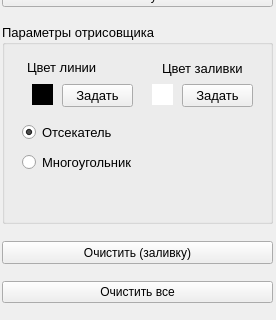
First picture: the form in laba9/mycontroller.ui, repository moskovets/comp_graphic, before the edit; both pictures show x 0 to 276 and y 163 to 483 of the 276 by 483 pixel window.
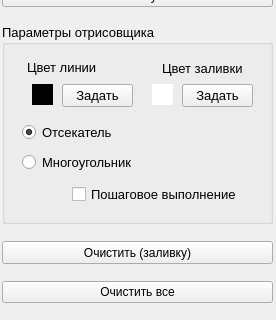
Second picture: the form after the edit.

Patch:
```diff
--- a/laba9/mycontroller.ui
+++ b/laba9/mycontroller.ui
@@ -314,6 +314,19 @@
         <string>Многоугольник</string>
        </property>
       </widget>
+      <widget class="QCheckBox" name="stepBox">
+       <property name="geometry">
+        <rect>
+         <x>70</x>
+         <y>160</y>
+         <width>191</width>
+         <height>21</height>
+        </rect>
+       </property>
+       <property name="text">
+        <string>Пошаговое выполнение</string>
+       </property>
+      </widget>
      </widget>
     </item>
     <item>
```
